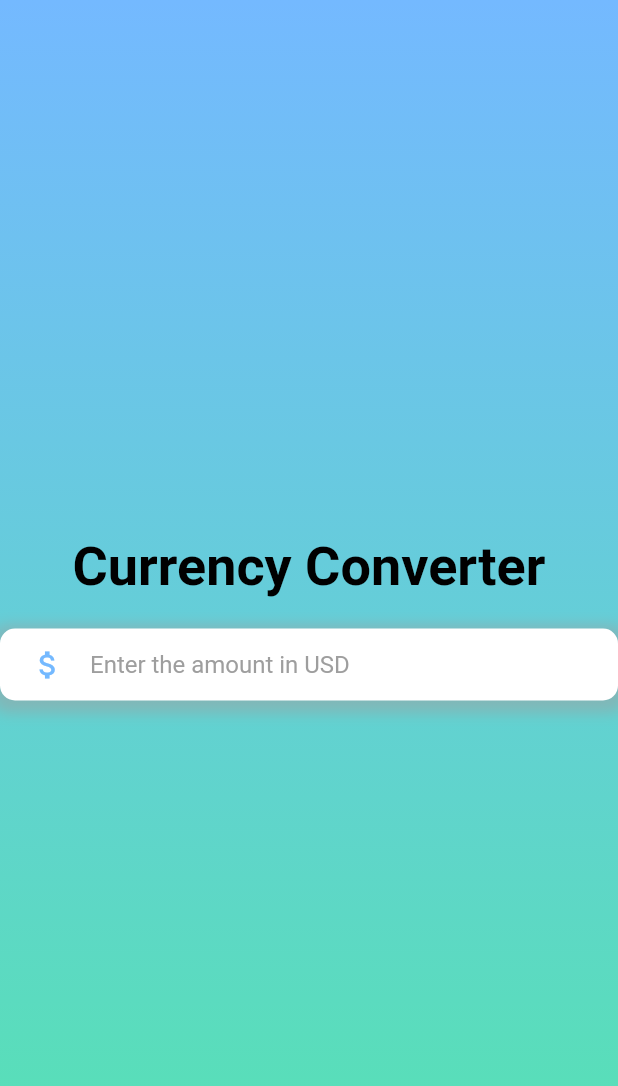
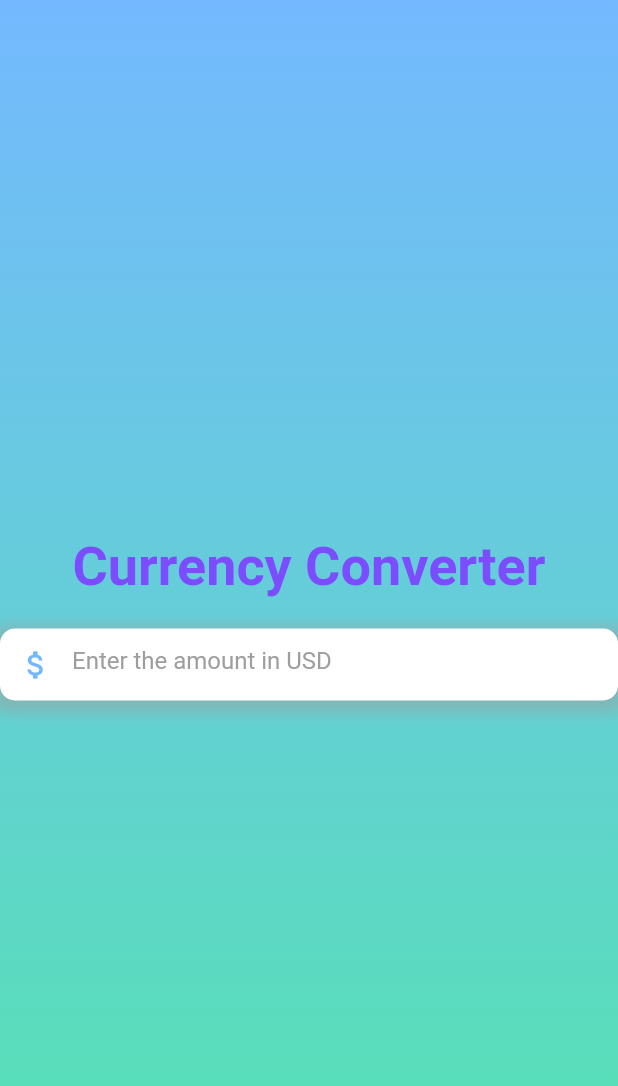
Before and after one commit to samrocks03/LearningFlutter, a Flutter app: the screen it shows after launch, on a phone screen of 412 x 824 dp. Shown: the top 1086 px of the screen. Run offline on Flutter 3.47's test engine with Material 2 defaults, Android fonts, the phone set to English and light mode, and no system bars.

Commit message:
Removed applied padding to container , and added prefixIcon instead of Icon

```diff
--- a/currency_converter/lib/currency_converter_material_page.dart
+++ b/currency_converter/lib/currency_converter_material_page.dart
@@ -22,13 +22,14 @@ class CurrencyConverterMaterialPage extends StatelessWidget {
                 "Currency Converter",
                 style: TextStyle(
                   fontSize: 36,
+
                   fontWeight: FontWeight.bold,
-                  color: Colors.black, // Changed text color to black
+                  color: Colors.deepPurpleAccent, // Changed text color to black
                 ),
               ),
               const SizedBox(height: 20),
               Container(
-                padding: const EdgeInsets.symmetric(horizontal: 20),
+                // padding: const EdgeInsets.symmetric(horizontal: 20),
                 decoration: BoxDecoration(
                   color: Colors.white,
                   borderRadius: BorderRadius.circular(10),
@@ -46,7 +47,7 @@ class CurrencyConverterMaterialPage extends StatelessWidget {
                   decoration: InputDecoration(
                     hintText: "Enter the amount in USD",
                     hintStyle: TextStyle(color: Colors.grey),
-                    icon: Icon(Icons.attach_money_sharp, color: Color(0xFF74B9FF)),
+                    prefixIcon: Icon(Icons.attach_money_sharp, color: Color(0xFF74B9FF)),
                     border: InputBorder.none,
                   ),
                 ),
```
